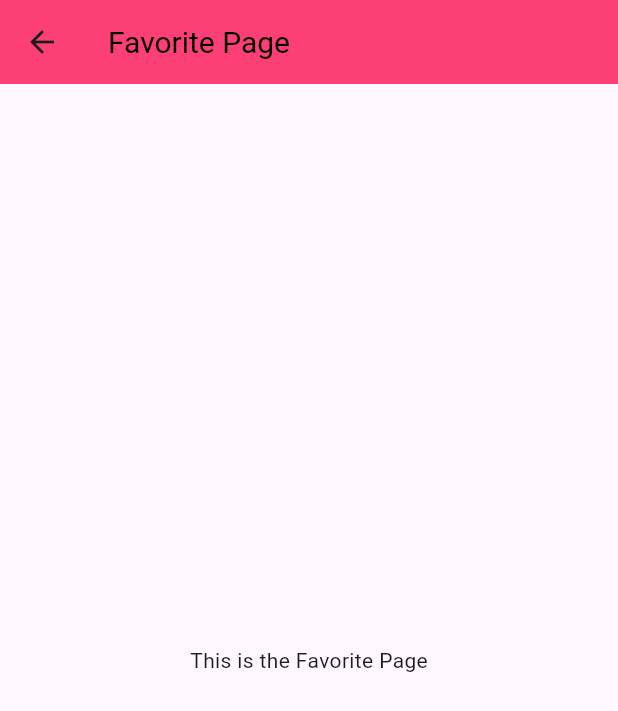
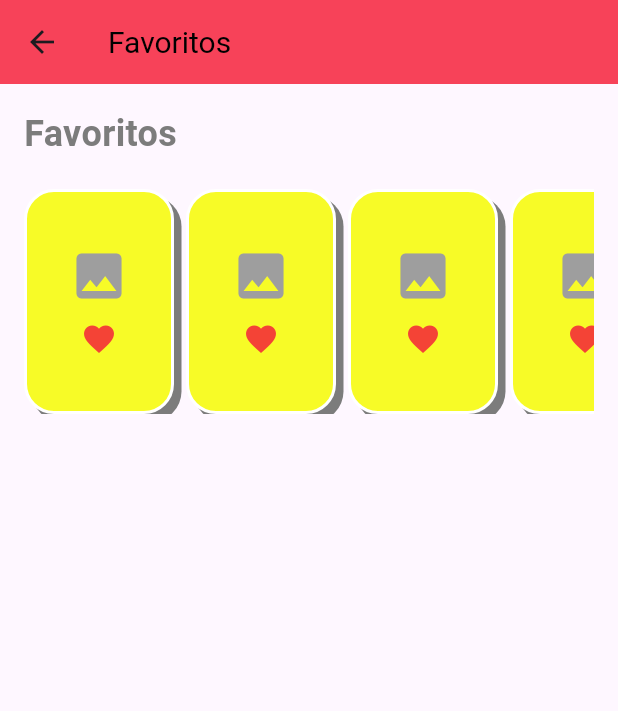
Before and after one commit to aziul89/FixApp, a Flutter app: the FavoritePage screen opened by its route, on a phone screen of 412 x 824 dp. Shown: the top 711 px of the screen. Run offline on Flutter 3.47's test engine with Material 3 defaults, Android fonts, the phone set to English and light mode, and no system bars; statements that could not run were skipped.

Commit message:
Add favorite page

```diff
--- a/lib/pages/favorite_page.dart
+++ b/lib/pages/favorite_page.dart
@@ -5,12 +5,68 @@ class FavoritePage extends StatelessWidget {
 
   @override
   Widget build(BuildContext context) {
+    final List<Widget> favoritos = List.generate(10, (index) {
+      return Padding(
+        padding: const EdgeInsets.only(right: 8.0),
+        child: Container(
+          width: 100,
+          height: 120,
+          decoration: BoxDecoration(
+            color: Color(0xfff7fb27),
+            borderRadius: BorderRadius.circular(20),
+            border: Border.all(
+              color: Colors.white,
+              width: 2,
+            ),
+            boxShadow: [
+              BoxShadow(
+                color: Color(0xff7C7C7C),
+                offset: Offset(5, 5),
+                blurRadius: 0,
+              ),
+            ],
+          ),
+          child: Column(
+            mainAxisAlignment: MainAxisAlignment.center,
+            children: [
+              Icon(Icons.image, size: 40, color: Colors.grey),
+              SizedBox(height: 10),
+              Icon(Icons.favorite, color: Colors.red),
+            ],
+          ),
+        ),
+      );
+    });
+
     return Scaffold(
       appBar: AppBar(
-        title: const Text('Favorite Page'),
+        title: const Text("Favoritos"),
+        backgroundColor: const Color(0xfff74259),
       ),
-      body: const Center(
-        child: Text('This is the Favorite Page'),
+      body: Center(
+        child: Padding(
+          padding: const EdgeInsets.all(16.0),
+          child: ListView(
+            children: [
+              const Text(
+                'Favoritos',
+                style: TextStyle(
+                  fontSize: 24,
+                  fontWeight: FontWeight.bold,
+                  color: Color(0xff7C7C7C),
+                ),
+              ),
+              const SizedBox(height: 20),
+              SizedBox(
+                height: 150, // Altura para exibir os favoritos
+                child: ListView(
+                  scrollDirection: Axis.horizontal,
+                  children: favoritos,
+                ),
+              ),
+            ],
+          ),
+        ),
       ),
     );
   }
```
